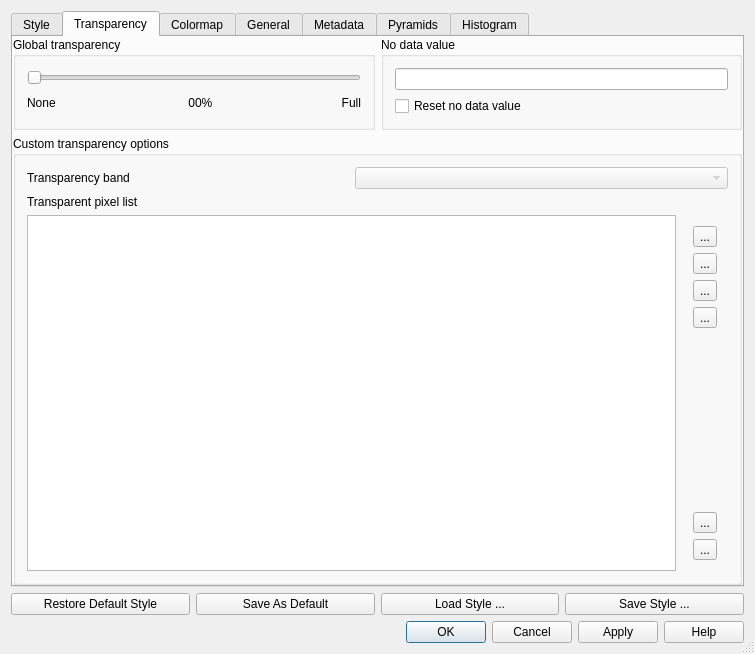
The window that qgis/src/ui/qgsrasterlayerpropertiesbase.ui (sourcepole/qgis) describes before a commit, drawn with Qt 5.
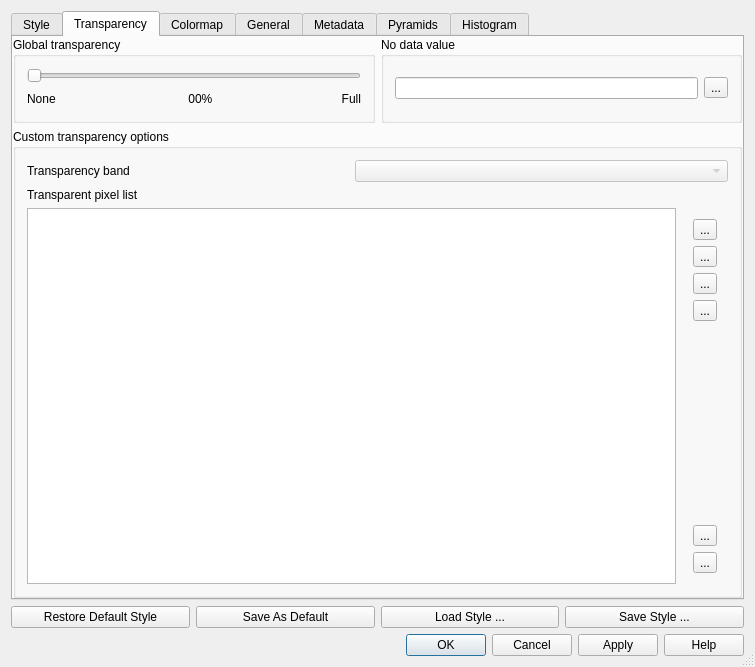
The same window after the commit. The open tabs and pages were chosen to show the change. Icons and pictures are not drawn. Custom widgets are drawn as their Qt base class.

Commit message: Fix broken behaviour in raster props dialog for reset original null value

```diff
--- a/qgis/src/ui/qgsrasterlayerpropertiesbase.ui
+++ b/qgis/src/ui/qgsrasterlayerpropertiesbase.ui
@@ -7,7 +7,7 @@
     <x>0</x>
     <y>0</y>
     <width>755</width>
-    <height>654</height>
+    <height>667</height>
    </rect>
   </property>
   <property name="windowTitle">
@@ -1014,25 +1014,6 @@
          </layout>
         </widget>
        </item>
-       <item row="0" column="1">
-        <widget class="QGroupBox" name="gboxNoDataValue">
-         <property name="title">
-          <string>No data value</string>
-         </property>
-         <layout class="QVBoxLayout">
-          <item>
-           <widget class="QLineEdit" name="leNoDataValue"/>
-          </item>
-          <item>
-           <widget class="QCheckBox" name="chkboxResetNoDataValue">
-            <property name="text">
-             <string>Reset no data value</string>
-            </property>
-           </widget>
-          </item>
-         </layout>
-        </widget>
-       </item>
        <item row="1" column="0" colspan="2">
         <widget class="QGroupBox" name="gboxCustomTransparency">
          <property name="title">
@@ -1207,6 +1188,32 @@
          </layout>
         </widget>
        </item>
+       <item row="0" column="1">
+        <widget class="QGroupBox" name="gboxNoDataValue">
+         <property name="title">
+          <string>No data value</string>
+         </property>
+         <layout class="QGridLayout" name="gridLayout_5">
+          <item row="0" column="0">
+           <widget class="QLineEdit" name="leNoDataValue"/>
+          </item>
+          <item row="0" column="1">
+           <widget class="QToolButton" name="btnResetNull">
+            <property name="toolTip">
+             <string>Reset to file defined null</string>
+            </property>
+            <property name="text">
+             <string>...</string>
+            </property>
+            <property name="icon">
+             <iconset resource="../../images/images.qrc">
+              <normaloff>:/images/themes/default/mActionDraw.png</normaloff>:/images/themes/default/mActionDraw.png</iconset>
+            </property>
+           </widget>
+          </item>
+         </layout>
+        </widget>
+       </item>
       </layout>
      </widget>
      <widget class="QWidget" name="tabPageColormap" native="true">
```
Left out of the diff: 37 changed lines with no effect on the pictures. The commit also changes 2 other files.
